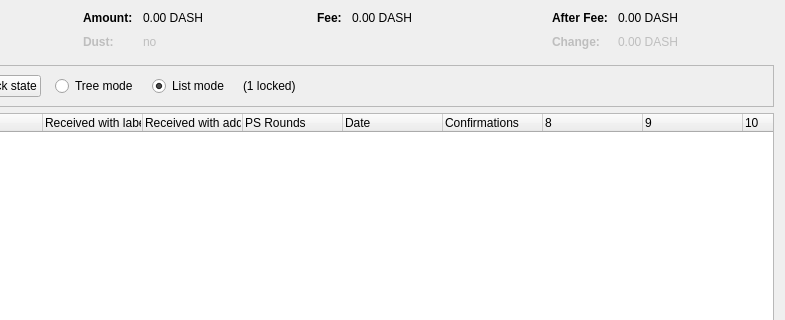
This is src/qt/forms/coincontroldialog.ui in dashpay/dash as Qt 5 draws it before an edit; both pictures show x 169 to 954 and y 0 to 320 of the 954 by 500 pixel window. The edited form follows.
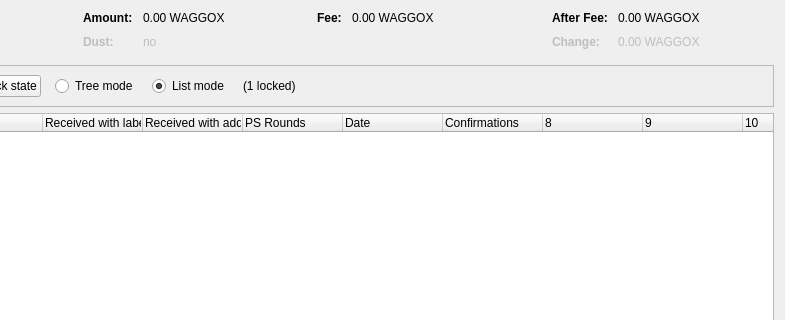
This is the edited form. Custom widgets are drawn as their Qt base class.

```diff
--- a/src/qt/forms/coincontroldialog.ui
+++ b/src/qt/forms/coincontroldialog.ui
@@ -132,7 +132,7 @@
           <enum>Qt::ActionsContextMenu</enum>
          </property>
          <property name="text">
-          <string notr="true">0.00 DASH</string>
+          <string notr="true">0.00 WAGGOX</string>
          </property>
          <property name="textInteractionFlags">
           <set>Qt::LinksAccessibleByMouse|Qt::TextSelectableByKeyboard|Qt::TextSelectableByMouse</set>
@@ -212,7 +212,7 @@
           <enum>Qt::ActionsContextMenu</enum>
          </property>
          <property name="text">
-          <string notr="true">0.00 DASH</string>
+          <string notr="true">0.00 WAGGOX</string>
          </property>
          <property name="textInteractionFlags">
           <set>Qt::LinksAccessibleByMouse|Qt::TextSelectableByKeyboard|Qt::TextSelectableByMouse</set>
@@ -257,7 +257,7 @@
           <enum>Qt::ActionsContextMenu</enum>
          </property>
          <property name="text">
-          <string notr="true">0.00 DASH</string>
+          <string notr="true">0.00 WAGGOX</string>
          </property>
          <property name="textInteractionFlags">
           <set>Qt::LinksAccessibleByMouse|Qt::TextSelectableByKeyboard|Qt::TextSelectableByMouse</set>
@@ -292,7 +292,7 @@
           <enum>Qt::ActionsContextMenu</enum>
          </property>
          <property name="text">
-          <string notr="true">0.00 DASH</string>
+          <string notr="true">0.00 WAGGOX</string>
          </property>
          <property name="textInteractionFlags">
           <set>Qt::LinksAccessibleByMouse|Qt::TextSelectableByKeyboard|Qt::TextSelectableByMouse</set>
```
